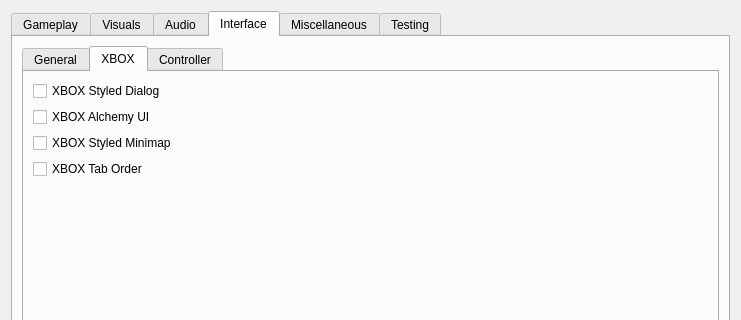
First picture: the form in apps/launcher/ui/settingspage.ui, repository zander2k1/groovy-openmw, before the edit; both pictures show x 0 to 741 and y 0 to 320 of the 741 by 524 pixel window.
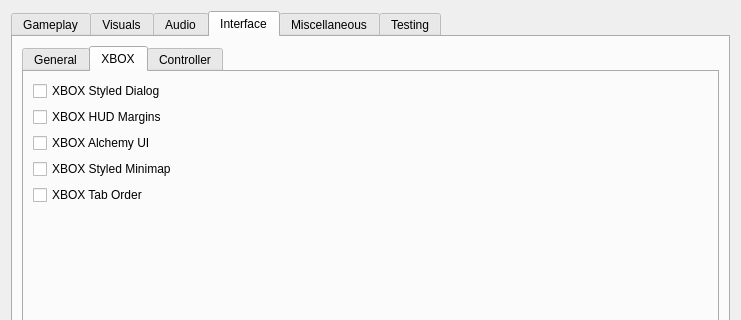
Second picture: the form after the edit. The open tabs and pages were chosen to show the change.

Commit message: OpenMW-XBOX-UI: Add layout-based HUD margins

```diff
--- a/apps/launcher/ui/settingspage.ui
+++ b/apps/launcher/ui/settingspage.ui
@@ -1605,6 +1605,16 @@
                </widget>
               </item>
               <item row="1" column="0">
+               <widget class="QCheckBox" name="xboxHudMarginsCheckBox">
+                <property name="toolTip">
+                 <string>Use the original Xbox HUD safe-area margins. Also applies to the top-left Xbox-styled minimap.</string>
+                </property>
+                <property name="text">
+                 <string>XBOX HUD Margins</string>
+                </property>
+               </widget>
+              </item>
+              <item row="2" column="0">
                <widget class="QCheckBox" name="xboxAlchemyUiCheckBox">
                 <property name="toolTip">
                  <string>Replace alchemy with an Xbox-style split menu flow.</string>
@@ -1614,7 +1624,7 @@
                 </property>
                </widget>
               </item>
-              <item row="2" column="0">
+              <item row="3" column="0">
                <widget class="QCheckBox" name="xboxStyledMinimapCheckBox">
                 <property name="toolTip">
                  <string>Move HUD minimap and active effects to the top-left in an Xbox-style layout.</string>
@@ -1624,7 +1634,7 @@
                 </property>
                </widget>
               </item>
-              <item row="3" column="0">
+              <item row="4" column="0">
                <widget class="QCheckBox" name="xboxTabOrderCheckBox">
                 <property name="toolTip">
                  <string>Use original Xbox tab order: Inventory, Magic, Map, Stats.</string>
```
The commit also changes 10 other files.
